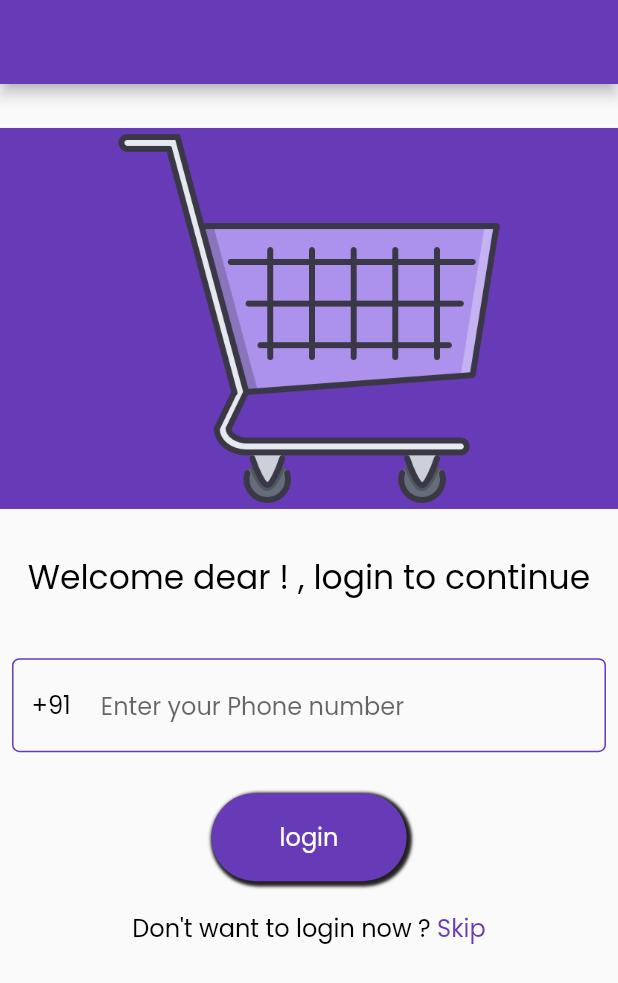
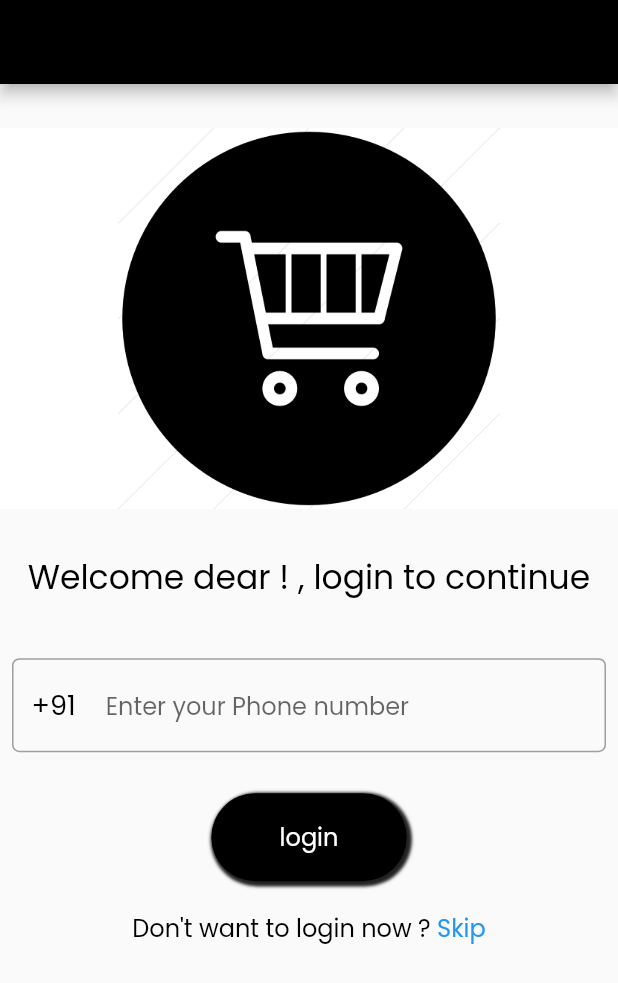
Before and after one commit to ProjectAnkit/ShopME-a-ecommerce-app, a Flutter app: the screen it shows after launch, on a phone screen of 412 x 824 dp. Shown: the top 983 px of the screen. Run offline on Flutter 3.47's test engine with Material 2 defaults, Android fonts, the phone set to English and light mode, and no system bars; our stand-ins replace cached_network_image, carousel_slider, cloud_firestore, firebase_auth, firebase_core, firebase_storage and 11 more; missing offline and left inert: razorpay_flutter; accounts and stored records are empty.

Commit message:
Minor changes

```diff
--- a/lib/Login/CodePage.dart
+++ b/lib/Login/CodePage.dart
@@ -29,7 +29,7 @@ class _CodePageState extends State<CodePage> {
   Widget build(BuildContext context) {
     return Scaffold(
       appBar: AppBar(
-        backgroundColor: Colors.white,
+        backgroundColor: Colors.black,
       ),
 
       body: Column(
@@ -55,7 +55,7 @@ class _CodePageState extends State<CodePage> {
                 borderRadius: BorderRadius.circular(7.r),
                 inactiveColor: Colors.grey,
                 selectedColor: Colors.grey,
-                activeColor: Colors.deepPurple,
+                activeColor: Colors.black,
                 borderWidth: 2.w,
               ),
               appContext: context,
@@ -80,7 +80,7 @@ class _CodePageState extends State<CodePage> {
                 duration: const Duration(milliseconds: 300),
                 height: 60.h,
                 width: 130.w,
-                decoration: BoxDecoration(color: Colors.deepPurple,borderRadius: BorderRadius.circular(55)
+                decoration: BoxDecoration(color: Colors.black,borderRadius: BorderRadius.circular(55)
                 ,boxShadow: [
                   buttonpressed?
                   const BoxShadow()
--- a/lib/Login/LoginPage.dart
+++ b/lib/Login/LoginPage.dart
@@ -74,7 +74,7 @@ class _LoginPageState extends State<LoginPage> {
   @override
   Widget build(BuildContext context) {
     return Scaffold(
-      appBar: AppBar(backgroundColor: Colors.deepPurple,),
+      appBar: AppBar(backgroundColor: Colors.black,),
       body: SingleChildScrollView(
         child: Column(
           children: [
@@ -83,12 +83,12 @@ class _LoginPageState extends State<LoginPage> {
             ),
 
             Container(
-              decoration: const BoxDecoration(color: Colors.deepPurple),
+              decoration: const BoxDecoration(color: Colors.white),
               child:  Center(
                 child: SizedBox(
                   height: 260.h,
                   width: 260.w,
-                  child: Image(image: AssetImage("assets/shopping-cart.png"))),
+                  child: Image(image: AssetImage("assets/Shopping.png"))),
               ),
             ),
 
@@ -109,14 +109,14 @@ class _LoginPageState extends State<LoginPage> {
              Padding(
                padding:  EdgeInsets.symmetric(vertical: 8.0.h,horizontal: 8.0.w),
                child: Container(
-                decoration: BoxDecoration(border: Border.all(color: Colors.deepPurple),borderRadius: BorderRadius.circular(5.r)),
+                decoration: BoxDecoration(border: Border.all(color: Colors.grey),borderRadius: BorderRadius.circular(5.r)),
                 child: Padding(
                   padding:  EdgeInsets.symmetric(horizontal: 12.0.w,vertical: 6.h),
                   child: Row(
                     children: [
                       Padding(
                         padding: EdgeInsets.only(right: 20.0.w),
-                        child: Text("+91",style: GoogleFonts.poppins(color: Colors.black,fontSize: 16.sp),),
+                        child: Text("+91",style: GoogleFonts.poppins(color: Colors.black,fontSize: 18.sp),),
                       ),
                       SizedBox(
                         width: MediaQuery.of(context).size.width*0.7,
@@ -126,7 +126,7 @@ class _LoginPageState extends State<LoginPage> {
                             maxLength: 10,
                             keyboardType: TextInputType.number,
                             expands: false,
-                            cursorColor: Colors.deepPurple,
+                            cursorColor: Colors.black,
                             style: GoogleFonts.poppins(color: Colors.black,fontSize: 18.sp),
                             decoration: InputDecoration(
                               counterText: "",
@@ -160,7 +160,7 @@ class _LoginPageState extends State<LoginPage> {
                 duration: const Duration(milliseconds: 300),
                 height: 60.h,
                 width: 130.w,
-                decoration: BoxDecoration(color: Colors.deepPurple,borderRadius: BorderRadius.circular(55.r)
+                decoration: BoxDecoration(color: Colors.black,borderRadius: BorderRadius.circular(55.r)
                 ,boxShadow: [
                   buttonpressed?
                   const BoxShadow()
@@ -190,7 +190,7 @@ class _LoginPageState extends State<LoginPage> {
                   onTap: (){
 
                   },
-                  child: Text(" Skip",style: GoogleFonts.poppins(color: Colors.deepPurple,fontSize: 16.sp),)),
+                  child: Text(" Skip",style: GoogleFonts.poppins(color: Colors.blue,fontSize: 16.sp),)),
                ],
              )
           ],
--- a/lib/Utils/LoadingDialog.dart
+++ b/lib/Utils/LoadingDialog.dart
@@ -11,7 +11,7 @@ class Loadingdialog{
         return const AlertDialog(
           backgroundColor: Colors.white,
           actions: [
-            Center(child: SpinKitThreeBounce(color: Colors.deepPurple,))
+            Center(child: SpinKitThreeBounce(color: Colors.black,))
           ],
         );
       });
```
Also changed, not shown: assets/Shopping.png (added), assets/shopping-cart.png (deleted).
